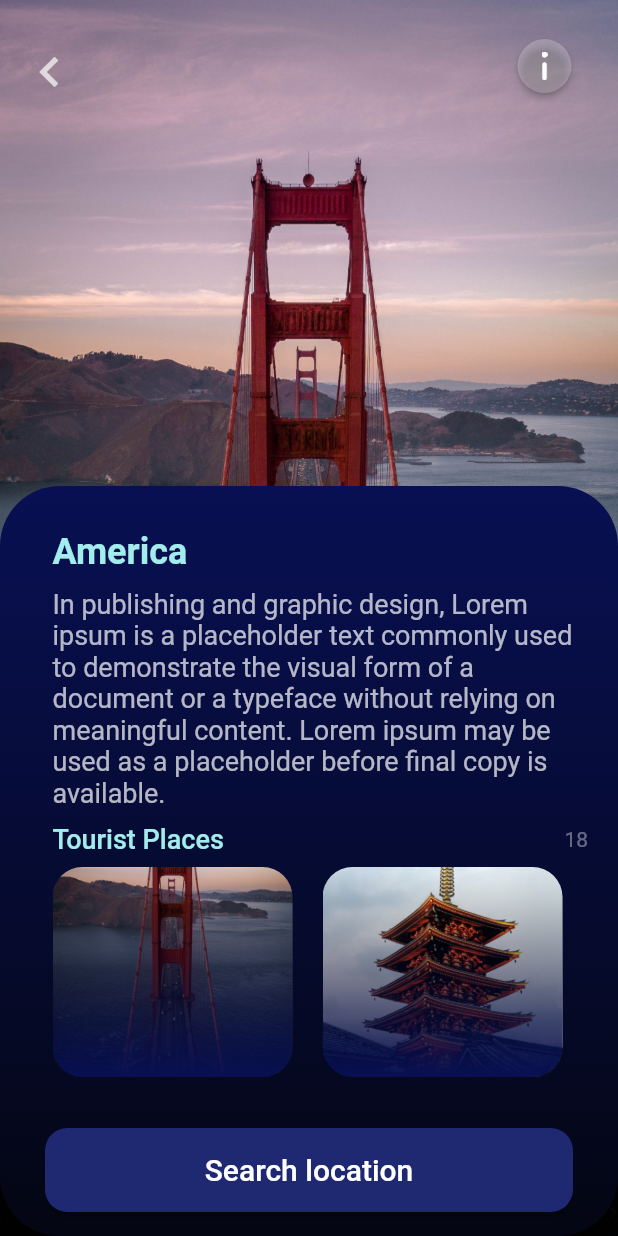
After one commit to tayeb66/Travel_App_UI, a Flutter app: the screen it shows after launch, after a tap on "AMERICA", on a phone screen of 412 x 824 dp. The commit adds this screen. Run offline on Flutter 3.47's test engine with Material 2 defaults, Android fonts, the phone set to English and light mode, and no system bars.

Commit message:
design Destination Page

```diff
--- a/lib/const/widget.dart
+++ b/lib/const/widget.dart
@@ -1,5 +1,6 @@
 import 'package:flutter/material.dart';
 import 'package:travel_app_ui/const/style.dart';
+import 'package:travel_app_ui/views/destination_details.dart';
 
 import 'colors.dart';
 
@@ -35,7 +36,12 @@ Widget destinationCard(BuildContext context, String? imagePath) {
 
 Widget hotDestinationCard(BuildContext context, String? imagePath,
     String? placeName, String? placeCount) {
-  return Stack(
+  return GestureDetector(
+    onTap: () {
+      Navigator.push(context,
+          MaterialPageRoute(builder: (context) => DestinationDetail(imagePath: imagePath,)));
+    },
+    child: Stack(
       children: [
         Container(
           margin: const EdgeInsets.only(right: 20),
@@ -84,6 +90,7 @@ Widget hotDestinationCard(BuildContext context, String? imagePath,
           ),
         ),
       ],
+    ),
   );
 }
 
@@ -114,3 +121,36 @@ Widget customAppbar() {
     ),
   );
 }
+
+Widget detailCustomAppbar(BuildContext context){
+  return Padding(
+    padding: const EdgeInsets.only(top: 20, left: 5, right: 5),
+    child: Row(
+      mainAxisAlignment: MainAxisAlignment.spaceBetween,
+      crossAxisAlignment: CrossAxisAlignment.center,
+      children: [
+        IconButton(
+          onPressed: () {
+            Navigator.pop(context);
+          },
+          icon: const Icon(
+            Icons.chevron_left,
+            color: Colors.white70,
+            size: 40,
+          ),
+        ),
+        RawMaterialButton(
+          onPressed: () {},
+          elevation: 2.0,
+          fillColor: Colors.white24,
+          padding: const EdgeInsets.all(8),
+          shape: const CircleBorder(),
+          child: Image.asset(
+            'assets/images/info.png',
+            width: 4,
+          ),
+        )
+      ],
+    ),
+  );
+}
--- /dev/null
+++ b/lib/views/destination_details.dart
@@ -0,0 +1,163 @@
+import 'package:flutter/material.dart';
+import 'package:travel_app_ui/const/colors.dart';
+import 'package:travel_app_ui/const/const.dart';
+import 'package:travel_app_ui/const/style.dart';
+
+import '../const/widget.dart';
+
+class DestinationDetail extends StatelessWidget {
+  final String? imagePath;
+
+  const DestinationDetail({Key? key, this.imagePath}) : super(key: key);
+
+  @override
+  Widget build(BuildContext context) {
+    return Scaffold(
+      floatingActionButton: ElevatedButton(
+        style: TextButton.styleFrom(
+          minimumSize: Size(MediaQuery.of(context).size.width - 60, 56),
+          backgroundColor: AppColor.lightSecondary,
+          shape:
+              RoundedRectangleBorder(borderRadius: BorderRadius.circular(15)),
+        ),
+        onPressed: () {},
+        child: const Text(
+          'Search location',
+          style: TextStyle(fontSize: 20),
+        ),
+      ),
+      floatingActionButtonLocation: FloatingActionButtonLocation.centerFloat,
+      body: ListView(
+        children: [
+          Container(
+              height: MediaQuery.of(context).size.height,
+              width: MediaQuery.of(context).size.width,
+              decoration: BoxDecoration(
+                  image: DecorationImage(
+                      image: AssetImage(imagePath ?? ''), fit: BoxFit.cover)),
+              child: Column(
+                mainAxisAlignment: MainAxisAlignment.spaceBetween,
+                children: [
+                  detailCustomAppbar(context),
+                  Container(
+                    padding: const EdgeInsets.only(top: 30),
+                    height: 500,
+                    decoration: BoxDecoration(
+                        borderRadius: BorderRadius.circular(40),
+                        gradient: const LinearGradient(
+                            begin: Alignment.topCenter,
+                            end: Alignment.bottomCenter,
+                            colors: [
+                              AppColor.secondaryColor,
+                              AppColor.lightTertiaryColor
+                            ])),
+                    child: Padding(
+                      padding: const EdgeInsets.only(left: 35, right: 20, bottom: 20),
+                      child: ListView(
+                        children: [
+                          const PrimaryText(
+                            text: 'America',
+                            size: 24,
+                            fontWeight: FontWeight.w700,
+                            color: AppColor.primaryColor,
+                          ),
+                          const SizedBox(
+                            height: 10,
+                          ),
+                          const PrimaryText(
+                            text:
+                                'In publishing and graphic design, Lorem ipsum is a placeholder'
+                                ' text commonly used to demonstrate the visual form of a'
+                                ' document or a typeface without relying on meaningful content.'
+                                ' Lorem ipsum may be used as a placeholder before final copy is'
+                                ' available.',
+                            size: 18,
+                            color: Colors.white70,
+                            fontWeight: FontWeight.w400,
+                          ),
+                          const SizedBox(
+                            height: 10,
+                          ),
+                          Row(
+                            mainAxisAlignment: MainAxisAlignment.spaceBetween,
+                            children: const [
+                              PrimaryText(
+                                text: 'Tourist Places',
+                                size: 18,
+                                fontWeight: FontWeight.w500,
+                                color: AppColor.primaryColor,
+                              ),
+                              PrimaryText(
+                                text: '18',
+                                size: 14,
+                                fontWeight: FontWeight.w400,
+                                color: Colors.white38,
+                              )
+                            ],
+                          ),
+                          const SizedBox(height: 8,),
+                          SizedBox(
+                            height: 140,
+                            child: ListView.builder(
+                              scrollDirection: Axis.horizontal,
+                              itemCount: hotDestination.length,
+                              itemBuilder: (context, index) {
+                                return hotDestinationCard(context,
+                                    hotDestination[index]['imagePath']);
+                              },
+                            ),
+                          )
+                        ],
+                      ),
+                    ),
+                  ),
+                ],
+              )),
+        ],
+      ),
+    );
+  }
+}
+
+Widget hotDestinationCard(BuildContext context, String? imagePath) {
+  return GestureDetector(
+    onTap: () {
+      Navigator.push(
+          context,
+          MaterialPageRoute(
+              builder: (context) => DestinationDetail(
+                    imagePath: imagePath,
+                  )));
+    },
+    child: Stack(
+      children: [
+        Container(
+          margin: const EdgeInsets.only(right: 20),
+          height: 200,
+          width: 160,
+          decoration: BoxDecoration(
+              borderRadius: BorderRadius.circular(20),
+              image: DecorationImage(
+                  image: AssetImage(imagePath ?? ''), fit: BoxFit.cover)),
+        ),
+        Positioned(
+          top: 0,
+          bottom: 0,
+          child: Container(
+            height: 200,
+            width: 160,
+            decoration: BoxDecoration(
+                borderRadius: BorderRadius.circular(20),
+                gradient: const LinearGradient(
+                    begin: Alignment.bottomCenter,
+                    end: Alignment.topCenter,
+                    colors: [AppColor.secondaryColor, Colors.transparent])),
+          ),
+        ),
+        const SizedBox(
+          height: 15,
+        ),
+      ],
+    ),
+  );
+}
```
Lines whose indentation alone changed are shown as unchanged.
